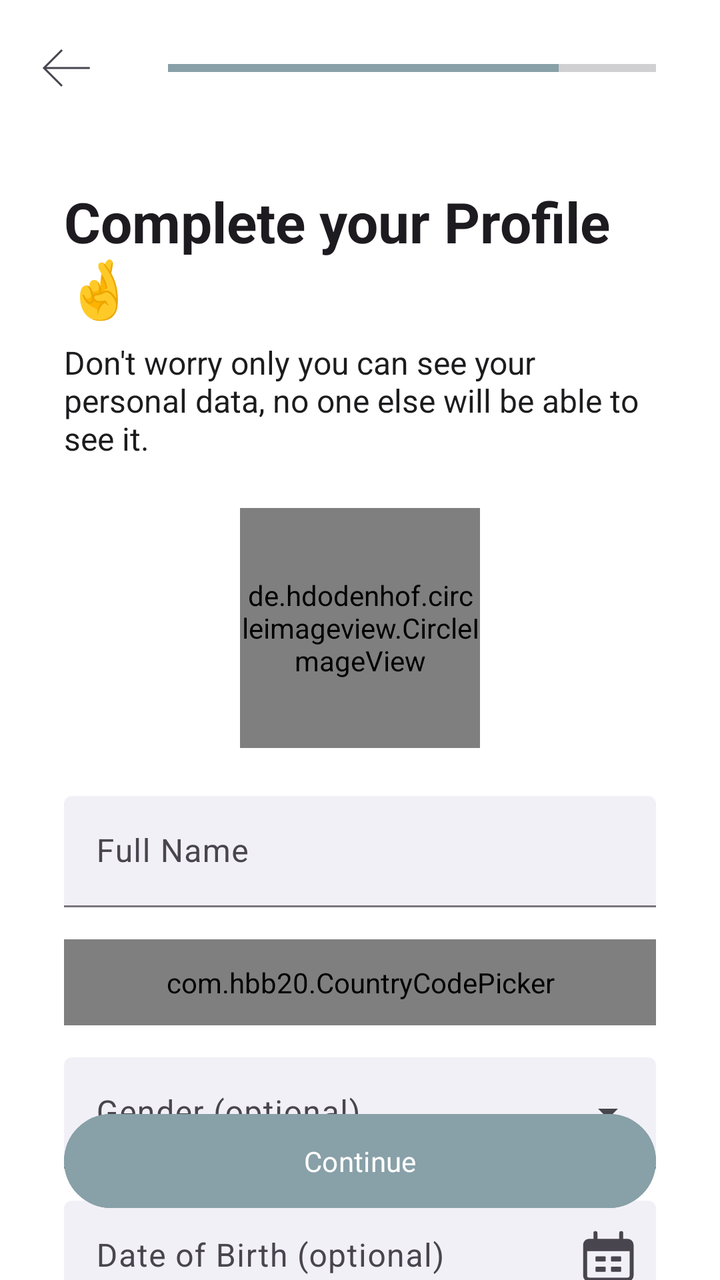
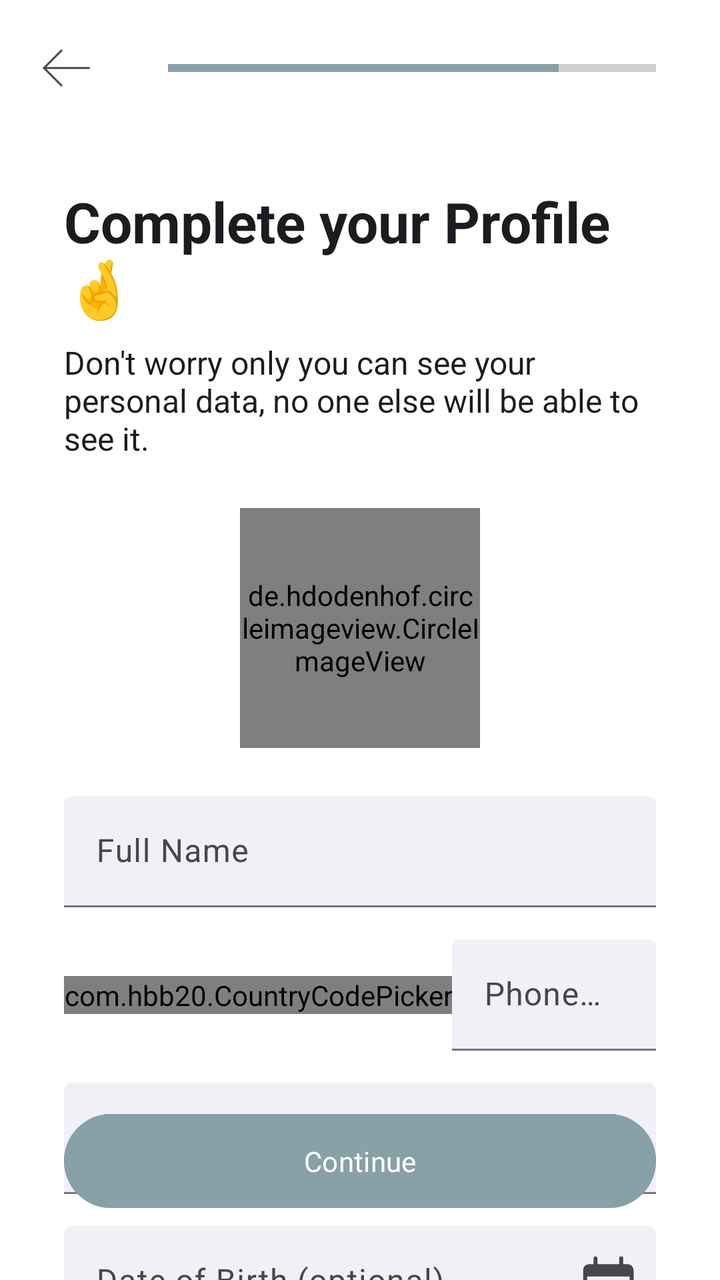

Before-and-after screenshots of an Android layout around one commit, followed by the original layout XML and the change that was made.
<!-- AndroidManifest.xml: application theme Theme.RecipeAPPOPSC6312 -->
<!-- res/layout/activity_profile_completion.xml -->
<?xml version="1.0" encoding="utf-8"?>
<androidx.constraintlayout.widget.ConstraintLayout
    xmlns:android="http://schemas.android.com/apk/res/android"
    xmlns:app="http://schemas.android.com/apk/res-auto"
    xmlns:tools="http://schemas.android.com/tools"
    android:id="@+id/profileCompletionLayout"
    android:layout_width="match_parent"
    android:layout_height="match_parent"
    android:background="?android:attr/windowBackground"
    tools:context=".ProfileCompletionActivity">

    
    <ImageView
        android:id="@+id/imageViewBack"
        android:layout_width="wrap_content"
        android:layout_height="wrap_content"
        android:src="@drawable/ic_arrow_back"
        android:padding="16dp"
        app:layout_constraintStart_toStartOf="parent"
        app:layout_constraintTop_toTopOf="parent" />

    <ProgressBar
        android:id="@+id/progressBar"
        style="?android:attr/progressBarStyleHorizontal"
        android:layout_width="0dp"
        android:layout_height="wrap_content"
        android:max="5"
        android:progress="4"
        android:layout_marginStart="16dp"
        android:layout_marginEnd="32dp"
        android:progressTint="?attr/colorPrimary"
        app:layout_constraintTop_toTopOf="@id/imageViewBack"
        app:layout_constraintBottom_toBottomOf="@id/imageViewBack"
        app:layout_constraintStart_toEndOf="@id/imageViewBack"
        app:layout_constraintEnd_toEndOf="parent" />

    
    <TextView
        android:id="@+id/textViewTitle"
        android:layout_width="0dp"
        android:layout_height="wrap_content"
        android:layout_marginTop="24dp"
        android:layout_marginHorizontal="32dp"
        android:text="Complete your Profile 🤞"
        android:textColor="?android:attr/textColorPrimary"
        android:textSize="28sp"
        android:textStyle="bold"
        app:layout_constraintStart_toStartOf="parent"
        app:layout_constraintEnd_toEndOf="parent"
        app:layout_constraintTop_toBottomOf="@id/imageViewBack" />

    <TextView
        android:id="@+id/textViewSubtitle"
        android:layout_width="0dp"
        android:layout_height="wrap_content"
        android:layout_marginTop="8dp"
        android:layout_marginHorizontal="32dp"
        android:text="Don't worry only you can see your personal data, no one else will be able to see it."
        android:textSize="16sp"
        app:layout_constraintEnd_toEndOf="parent"
        app:layout_constraintStart_toStartOf="parent"
        app:layout_constraintTop_toBottomOf="@id/textViewTitle" />

    
    <de.hdodenhof.circleimageview.CircleImageView
        android:id="@+id/profile_image"
        android:layout_width="120dp"
        android:layout_height="120dp"
        android:layout_marginTop="24dp"
        android:src="@drawable/ic_profile_placeholder"
        app:civ_border_width="2dp"
        app:civ_border_color="@color/profile_image_border"
        app:layout_constraintTop_toBottomOf="@id/textViewSubtitle"
        app:layout_constraintStart_toStartOf="parent"
        app:layout_constraintEnd_toEndOf="parent" />

    
    <com.google.android.material.textfield.TextInputLayout
        android:id="@+id/textInputLayoutFullName"
        style="@style/Widget.App.TextInputLayout.Underlined"
        android:layout_width="0dp"
        android:layout_height="wrap_content"
        android:layout_marginTop="24dp"
        android:layout_marginHorizontal="32dp"
        android:hint="Full Name"
        app:layout_constraintTop_toBottomOf="@id/profile_image"
        app:layout_constraintStart_toStartOf="parent"
        app:layout_constraintEnd_toEndOf="parent">
        <com.google.android.material.textfield.TextInputEditText
            android:id="@+id/editTextFullName"
            android:layout_width="match_parent"
            android:layout_height="wrap_content"/>
    </com.google.android.material.textfield.TextInputLayout>

    <com.hbb20.CountryCodePicker
        android:id="@+id/ccp"
        android:layout_width="0dp"
        android:layout_height="wrap_content"
        android:layout_marginTop="16dp"
        android:layout_marginHorizontal="32dp"

        android:background="@drawable/underline_background"
        android:padding="12dp"
        app:ccp_contentColor="?android:attr/textColorPrimary"
        app:ccp_arrowColor="?android:attr/textColorPrimary"

        app:ccp_showFlag="true"
        app:ccp_showNameCode="false"
        app:ccp_autoDetectCountry="true"
        app:layout_constraintTop_toBottomOf="@id/textInputLayoutFullName"
        app:layout_constraintStart_toStartOf="parent"
        app:layout_constraintEnd_toEndOf="parent" />

    <com.google.android.material.textfield.TextInputLayout
        android:id="@+id/textInputLayoutGender"
        style="@style/Widget.App.TextInputLayout.Underlined.ExposedDropdownMenu"
        android:layout_width="0dp"
        android:layout_height="wrap_content"
        android:layout_marginTop="16dp"
        android:layout_marginHorizontal="32dp"
        android:hint="Gender (optional)"
        app:layout_constraintTop_toBottomOf="@id/ccp"
        app:layout_constraintStart_toStartOf="parent"
        app:layout_constraintEnd_toEndOf="parent">
        <AutoCompleteTextView
            android:id="@+id/autoCompleteGender"
            android:layout_width="match_parent"
            android:layout_height="wrap_content"
            android:inputType="none"/>
    </com.google.android.material.textfield.TextInputLayout>

    <com.google.android.material.textfield.TextInputLayout
        android:id="@+id/textInputLayoutDob"
        style="@style/Widget.App.TextInputLayout.Underlined"
        android:layout_width="0dp"
        android:layout_height="wrap_content"
        android:layout_marginTop="16dp"
        android:layout_marginHorizontal="32dp"
        android:hint="Date of Birth (optional)"
        app:endIconMode="custom"
        app:endIconDrawable="@drawable/ic_calendar"
        app:layout_constraintTop_toBottomOf="@id/textInputLayoutGender"
        app:layout_constraintStart_toStartOf="parent"
        app:layout_constraintEnd_toEndOf="parent">
        <com.google.android.material.textfield.TextInputEditText
            android:id="@+id/editTextDob"
            android:layout_width="match_parent"
            android:layout_height="wrap_content"
            android:focusable="false"/>
    </com.google.android.material.textfield.TextInputLayout>

    
    <com.google.android.material.button.MaterialButton
        android:id="@+id/buttonContinue"
        android:layout_width="0dp"
        android:layout_height="wrap_content"
        android:text="Continue"
        android:paddingVertical="14dp"
        android:layout_marginHorizontal="32dp"
        android:layout_marginBottom="32dp"
        android:backgroundTint="?attr/colorPrimary"
        app:cornerRadius="24dp"
        app:layout_constraintBottom_toBottomOf="parent"
        app:layout_constraintEnd_toEndOf="parent"
        app:layout_constraintStart_toStartOf="parent" />

</androidx.constraintlayout.widget.ConstraintLayout>
<!-- resources referenced by this layout -->
<resources>
  <color name="profile_image_border">#E0E0E0</color>
  <!-- drawable ic_arrow_back (drawable) -->
  <vector xmlns:android="http://schemas.android.com/apk/res/android"
      android:width="36dp"
      android:height="36dp"
      android:viewportWidth="36"
      android:viewportHeight="36">
    <path
        android:pathData="M6,18L5.646,17.646L5.293,18L5.646,18.354L6,18ZM28.5,18.5C28.776,18.5 29,18.276 29,18C29,17.724 28.776,17.5 28.5,17.5V18V18.5ZM15,9L14.646,8.646L5.646,17.646L6,18L6.354,18.354L15.354,9.354L15,9ZM6,18L5.646,18.354L14.646,27.354L15,27L15.354,26.646L6.354,17.646L6,18ZM6,18V18.5H28.5V18V17.5H6V18Z"
        android:fillColor="?attr/colorControlNormal"/>
  </vector>
  <!-- drawable ic_calendar: vector/xml drawable (drawable, 2097 chars, omitted) -->
  <!-- drawable ic_profile_placeholder (drawable) -->
  <vector xmlns:android="http://schemas.android.com/apk/res/android"
      android:width="152dp"
      android:height="152dp"
      android:viewportWidth="152"
      android:tint="?android:attr/textColorPrimary"
      android:viewportHeight="152">
    <path
        android:pathData="M129.95,121.76C130.54,121.63 130.88,121.02 130.67,120.46C127.26,111.47 120.28,103.54 110.7,97.83C100.75,91.89 88.55,88.67 76,88.67C63.45,88.67 51.26,91.89 41.3,97.83C31.72,103.54 24.74,111.47 21.33,120.46C21.11,121.02 21.46,121.63 22.05,121.76L67.84,131.3C73.22,132.42 78.78,132.42 84.16,131.3L129.95,121.76Z"
        android:fillColor="#595959"/>
    <path
        android:pathData="M76,50.67m-31.67,0a31.67,31.67 0,1 1,63.33 0a31.67,31.67 0,1 1,-63.33 0"
        android:fillColor="#595959"/>
  </vector>
  <!-- drawable underline_background (drawable) -->
  <?xml version="1.0" encoding="utf-8"?>
  <layer-list xmlns:android="http://schemas.android.com/apk/res/android">
  
      <item>
          <shape android:shape="rectangle">
              <solid android:color="@color/transparent_blue" />
          </shape>
      </item>
  
      <item android:gravity="bottom">
          <shape android:shape="rectangle">
              <size android:height="1dp" />
              <solid android:color="?attr/colorOnSurfaceVariant" />
          </shape>
      </item>
  </layer-list>
  <style name="Widget.App.TextInputLayout.Underlined" parent="Widget.Material3.TextInputLayout.FilledBox">
          <item name="boxBackgroundColor">@color/transparent_blue</item>
      </style>
  <style name="Widget.App.TextInputLayout.Underlined.ExposedDropdownMenu" parent="Widget.Material3.TextInputLayout.FilledBox.ExposedDropdownMenu">
          <item name="boxBackgroundColor">@color/transparent_blue</item>
      </style>
  <style name="Theme.RecipeAPPOPSC6312" parent="Base.Theme.RecipeAPPOPSC6312" />
  <color name="transparent_blue">#1B90B5BB</color>
  <style name="Base.Theme.RecipeAPPOPSC6312" parent="Theme.Material3.DayNight.NoActionBar">
          <item name="colorPrimary">@color/primary_blue</item>
          <item name="colorSecondary">@color/light_card_background</item>"
  
          
          <item name="android:windowBackground">@color/light_background</item>
          <item name="android:textColor">@color/light_text</item>
          <item name="fontFamily">@font/inter</item>
  
          <item name="chipSelectedBackgroundColor">#90B5BB</item>
          <item name="chipDefaultBackgroundColor">#F0F0F0</item>
  
          <item name="welcomebackground">@color/welcome_background</item>
      </style>
  <color name="primary_blue">#88A0A8</color>
  <color name="light_card_background">#90B5BB</color>
  <color name="light_background">#FFFFFF</color>
  <color name="light_text">#1C1C1E</color>
  <color name="welcome_background">#E0EBED</color>
</resources>

<!-- the commit's change to res/layout/activity_profile_completion.xml (unified diff, before → after) -->
@@ -92,24 +92,42 @@
             android:layout_height="wrap_content"/>
     </com.google.android.material.textfield.TextInputLayout>
 
-    <com.hbb20.CountryCodePicker
-        android:id="@+id/ccp"
+    <LinearLayout
+        android:id="@+id/phoneInputContainer"
         android:layout_width="0dp"
         android:layout_height="wrap_content"
+        android:orientation="horizontal"
         android:layout_marginTop="16dp"
         android:layout_marginHorizontal="32dp"
-
-        android:background="@drawable/underline_background"
-        android:padding="12dp"
-        app:ccp_contentColor="?android:attr/textColorPrimary"
-        app:ccp_arrowColor="?android:attr/textColorPrimary"
-
-        app:ccp_showFlag="true"
-        app:ccp_showNameCode="false"
-        app:ccp_autoDetectCountry="true"
         app:layout_constraintTop_toBottomOf="@id/textInputLayoutFullName"
         app:layout_constraintStart_toStartOf="parent"
-        app:layout_constraintEnd_toEndOf="parent" />
+        app:layout_constraintEnd_toEndOf="parent">
+
+        
+        <com.hbb20.CountryCodePicker
+            android:id="@+id/ccp"
+            android:layout_width="wrap_content"
+            android:layout_height="wrap_content"
+            app:ccp_showFlag="true"
+            app:ccp_showNameCode="false"
+            app:ccp_contentColor="?android:attr/textColorSecondary"
+            android:layout_gravity="center_vertical"/>
+
+        
+        <com.google.android.material.textfield.TextInputLayout
+            style="@style/Widget.App.TextInputLayout.Underlined"
+            android:layout_width="0dp"
+            android:layout_height="wrap_content"
+            android:layout_weight="1"
+            android:hint="Phone Number">
+            <com.google.android.material.textfield.TextInputEditText
+                android:id="@+id/editTextPhone"
+                android:layout_width="match_parent"
+                android:layout_height="wrap_content"
+                android:inputType="phone"/>
+        </com.google.android.material.textfield.TextInputLayout>
+
+    </LinearLayout>
 
     <com.google.android.material.textfield.TextInputLayout
         android:id="@+id/textInputLayoutGender"
@@ -119,7 +137,7 @@
         android:layout_marginTop="16dp"
         android:layout_marginHorizontal="32dp"
         android:hint="Gender (optional)"
-        app:layout_constraintTop_toBottomOf="@id/ccp"
+        app:layout_constraintTop_toBottomOf="@id/phoneInputContainer"
         app:layout_constraintStart_toStartOf="parent"
         app:layout_constraintEnd_toEndOf="parent">
         <AutoCompleteTextView
<!-- resource entries referenced after the edit -->
@@ -26,23 +26,6 @@
         android:pathData="M76,50.67m-31.67,0a31.67,31.67 0,1 1,63.33 0a31.67,31.67 0,1 1,-63.33 0"
         android:fillColor="#595959"/>
   </vector>
-  <!-- drawable underline_background (drawable) -->
-  <?xml version="1.0" encoding="utf-8"?>
-  <layer-list xmlns:android="http://schemas.android.com/apk/res/android">
-  
-      <item>
-          <shape android:shape="rectangle">
-              <solid android:color="@color/transparent_blue" />
-          </shape>
-      </item>
-  
-      <item android:gravity="bottom">
-          <shape android:shape="rectangle">
-              <size android:height="1dp" />
-              <solid android:color="?attr/colorOnSurfaceVariant" />
-          </shape>
-      </item>
-  </layer-list>
   <style name="Widget.App.TextInputLayout.Underlined" parent="Widget.Material3.TextInputLayout.FilledBox">
           <item name="boxBackgroundColor">@color/transparent_blue</item>
       </style>
